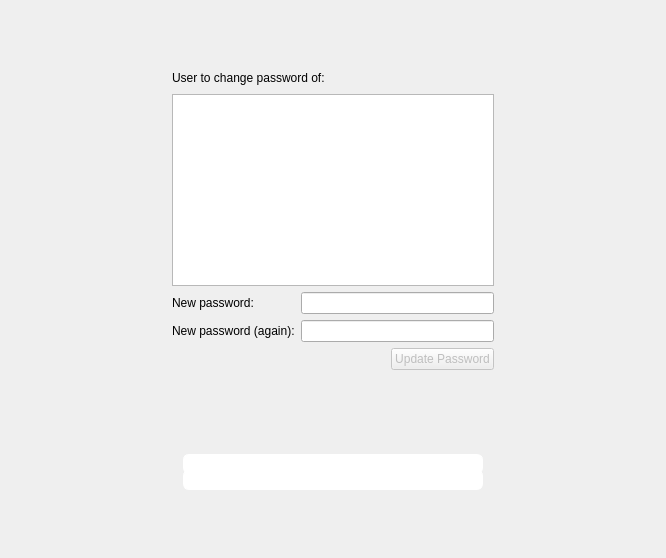
The window that yali/gui/Ui/rescuepasswordwidget.ui (dadas45li/yali) describes before a commit, drawn with Qt 5.
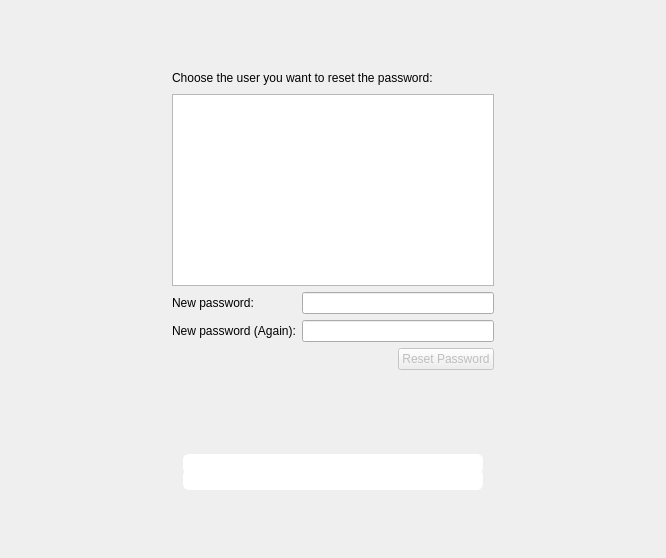
The same window after the commit.

The edit to the form file:
```diff
--- a/yali/gui/Ui/rescuepasswordwidget.ui
+++ b/yali/gui/Ui/rescuepasswordwidget.ui
@@ -55,7 +55,7 @@
       <string notr="true"/>
      </property>
      <property name="text">
-      <string>User to change password of:</string>
+      <string>Choose the user you want to reset the password:</string>
      </property>
      <property name="wordWrap">
       <bool>false</bool>
@@ -103,7 +103,7 @@
      <item row="1" column="0">
       <widget class="QLabel" name="textLabel1">
        <property name="text">
-        <string>New password (again):</string>
+        <string>New password (Again):</string>
        </property>
        <property name="wordWrap">
         <bool>false</bool>
@@ -140,7 +140,7 @@
         <bool>false</bool>
        </property>
        <property name="text">
-        <string>Update Password</string>
+        <string>Reset Password</string>
        </property>
       </widget>
      </item>
```
